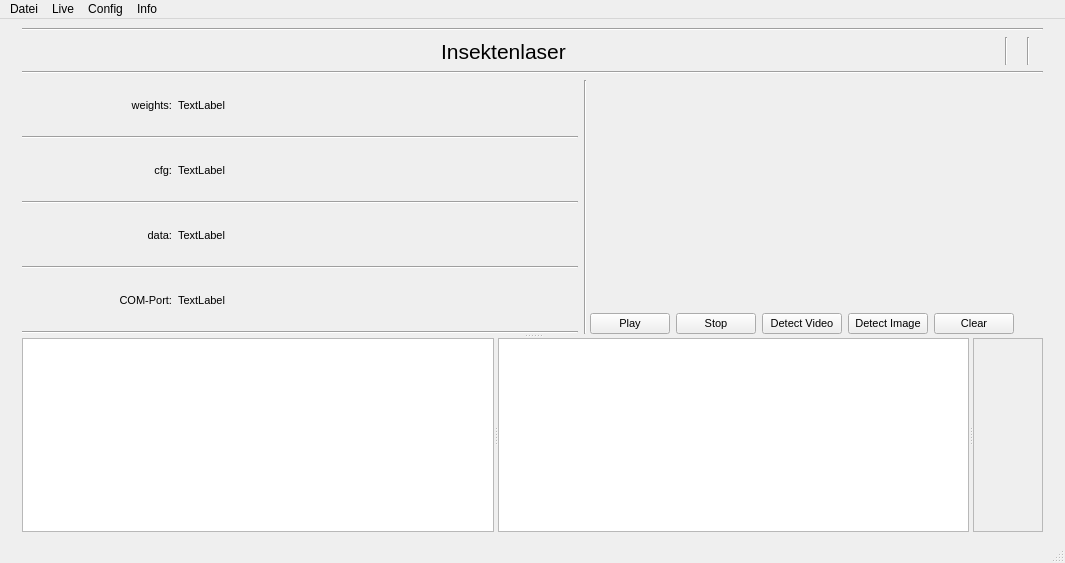
This is verteiltes_yolov3/guiNew.ui in farbton/verteiltes_yolov3 as Qt 5 draws it before an edit. The edited form follows.
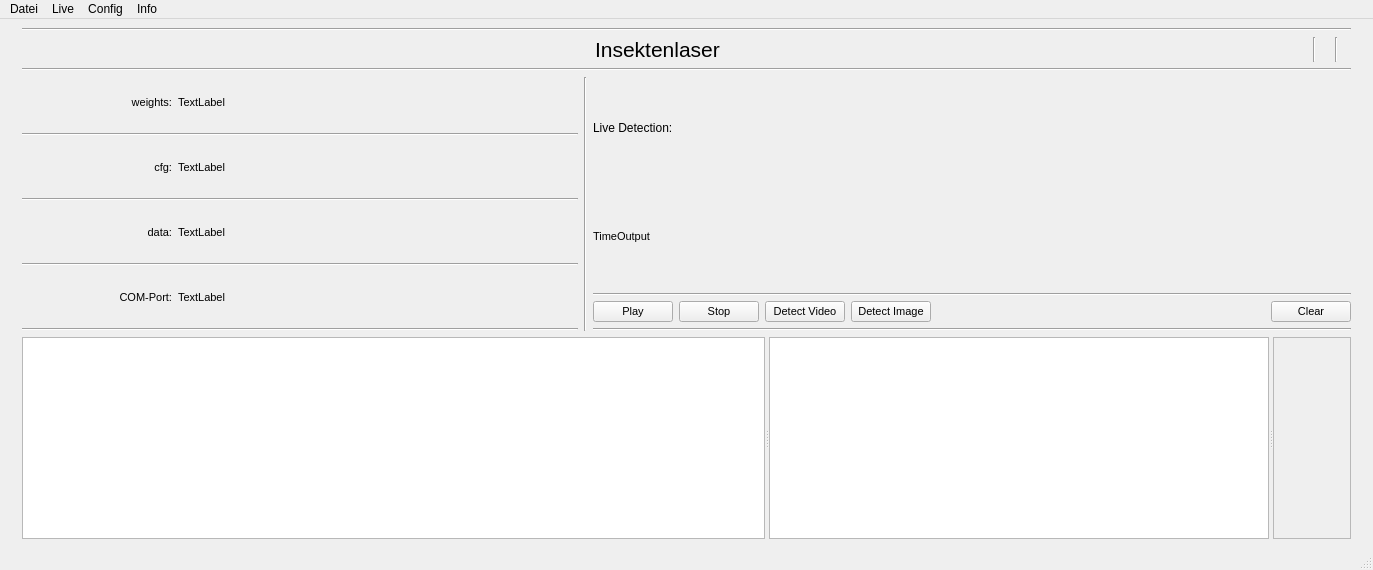
This is the edited form. Icons and pictures are not drawn.

Commit message: Neues Label TimeOutput

Diff of the .ui file:
```diff
--- a/verteiltes_yolov3/guiNew.ui
+++ b/verteiltes_yolov3/guiNew.ui
@@ -6,8 +6,8 @@
    <rect>
     <x>0</x>
     <y>0</y>
-    <width>1065</width>
-    <height>563</height>
+    <width>1373</width>
+    <height>570</height>
    </rect>
   </property>
   <property name="windowTitle">
@@ -27,9 +27,9 @@
    <enum>Qt::ToolButtonIconOnly</enum>
   </property>
   <widget class="QWidget" name="centralwidget">
-   <layout class="QGridLayout" name="gridLayout_4">
+   <layout class="QGridLayout" name="gridLayout_8">
     <item row="0" column="0">
-     <layout class="QHBoxLayout" name="horizontalLayout_6">
+     <layout class="QHBoxLayout" name="horizontalLayout_8">
       <item>
        <spacer name="horizontalSpacer_2">
         <property name="orientation">
@@ -47,12 +47,9 @@
        </spacer>
       </item>
       <item>
-       <widget class="QSplitter" name="splitter_2">
-        <property name="orientation">
-         <enum>Qt::Vertical</enum>
-        </property>
-        <widget class="QWidget" name="">
-         <layout class="QGridLayout" name="gridLayout_3">
+       <layout class="QGridLayout" name="gridLayout_7">
+        <item row="0" column="0">
+         <layout class="QGridLayout" name="gridLayout_6">
           <item row="0" column="0">
            <layout class="QVBoxLayout" name="verticalLayout">
             <item>
@@ -226,10 +223,10 @@
            </layout>
           </item>
           <item row="1" column="0">
-           <layout class="QGridLayout" name="gridLayout_2">
+           <layout class="QGridLayout" name="gridLayout_5">
             <item row="0" column="0" rowspan="2">
-             <layout class="QVBoxLayout" name="verticalLayout_2">
-              <item>
+             <layout class="QGridLayout" name="gridLayout_2">
+              <item row="0" column="0">
                <layout class="QHBoxLayout" name="horizontalLayout">
                 <item>
                  <widget class="QLabel" name="labelWeightsName">
@@ -303,14 +300,14 @@
                 </item>
                </layout>
               </item>
-              <item>
+              <item row="1" column="0">
                <widget class="Line" name="line_3">
                 <property name="orientation">
                  <enum>Qt::Horizontal</enum>
                 </property>
                </widget>
               </item>
-              <item>
+              <item row="2" column="0">
                <layout class="QHBoxLayout" name="horizontalLayout_2">
                 <item>
                  <widget class="QLabel" name="labelCfgName">
@@ -365,14 +362,14 @@
                 </item>
                </layout>
               </item>
-              <item>
+              <item row="3" column="0">
                <widget class="Line" name="line_2">
                 <property name="orientation">
                  <enum>Qt::Horizontal</enum>
                 </property>
                </widget>
               </item>
-              <item>
+              <item row="4" column="0">
                <layout class="QHBoxLayout" name="horizontalLayout_3">
                 <item>
                  <widget class="QLabel" name="labelDataName">
@@ -427,14 +424,14 @@
                 </item>
                </layout>
               </item>
-              <item>
+              <item row="5" column="0">
                <widget class="Line" name="line_5">
                 <property name="orientation">
                  <enum>Qt::Horizontal</enum>
                 </property>
                </widget>
               </item>
-              <item>
+              <item row="6" column="0">
                <layout class="QHBoxLayout" name="horizontalLayout_7">
                 <item>
                  <widget class="QLabel" name="labelComportName">
@@ -489,7 +486,7 @@
                 </item>
                </layout>
               </item>
-              <item>
+              <item row="7" column="0">
                <widget class="Line" name="line_9">
                 <property name="orientation">
                  <enum>Qt::Horizontal</enum>
@@ -498,14 +495,50 @@
               </item>
              </layout>
             </item>
-            <item row="0" column="1" rowspan="2" colspan="2">
+            <item row="0" column="1" rowspan="2">
              <widget class="Line" name="line_4">
               <property name="orientation">
                <enum>Qt::Vertical</enum>
               </property>
              </widget>
             </item>
-            <item row="0" column="3">
+            <item row="0" column="2">
+             <layout class="QHBoxLayout" name="horizontalLayout_6">
+              <item>
+               <layout class="QGridLayout" name="gridLayout_3">
+                <item row="0" column="0">
+                 <widget class="QLabel" name="label_2">
+                  <property name="font">
+                   <font>
+                    <pointsize>9</pointsize>
+                   </font>
+                  </property>
+                  <property name="text">
+                   <string>Live Detection:</string>
+                  </property>
+                 </widget>
+                </item>
+                <item row="1" column="0">
+                 <widget class="QLabel" name="labelTimeOutput">
+                  <property name="minimumSize">
+                   <size>
+                    <width>200</width>
+                    <height>0</height>
+                   </size>
+                  </property>
+                  <property name="font">
+                   <font>
+                    <pointsize>8</pointsize>
+                   </font>
+                  </property>
+                  <property name="text">
+                   <string>TimeOutput</string>
+                  </property>
+                 </widget>
+                </item>
+               </layout>
+              </item>
+              <item>
              <spacer name="horizontalSpacer_6">
               <property name="orientation">
                <enum>Qt::Horizontal</enum>
@@ -518,7 +551,24 @@
               </property>
              </spacer>
             </item>
-            <item row="1" column="2" colspan="2">
+             </layout>
+            </item>
+            <item row="1" column="2">
+             <layout class="QGridLayout" name="gridLayout_4">
+              <item row="0" column="0">
+               <widget class="Line" name="lineOverButtons">
+                <property name="maximumSize">
+                 <size>
+                  <width>16777215</width>
+                  <height>2</height>
+                 </size>
+                </property>
+                <property name="orientation">
+                 <enum>Qt::Horizontal</enum>
+                </property>
+               </widget>
+              </item>
+              <item row="1" column="0">
              <layout class="QHBoxLayout" name="horizontalLayout_4">
               <item>
                <widget class="QPushButton" name="pushButton_play">
@@ -574,21 +624,6 @@
                 </property>
                </widget>
               </item>
-              <item>
-               <widget class="QPushButton" name="pushButton_clear">
-                <property name="enabled">
-                 <bool>true</bool>
-                </property>
-                <property name="font">
-                 <font>
-                  <pointsize>8</pointsize>
-                 </font>
-                </property>
-                <property name="text">
-                 <string>Clear</string>
-                </property>
-               </widget>
-              </item>
               <item>
                <spacer name="horizontalSpacer_3">
                 <property name="orientation">
@@ -605,13 +640,44 @@
                 </property>
                </spacer>
               </item>
-             </layout>
-            </item>
+                <item>
+                 <widget class="QPushButton" name="pushButton_clear">
+                  <property name="enabled">
+                   <bool>true</bool>
+                  </property>
+                  <property name="font">
+                   <font>
+                    <pointsize>8</pointsize>
+                   </font>
+                  </property>
+                  <property name="text">
+                   <string>Clear</string>
+                  </property>
+                 </widget>
+                </item>
+               </layout>
+              </item>
+              <item row="2" column="0">
+               <widget class="Line" name="lineUnderButtons">
+                <property name="orientation">
+                 <enum>Qt::Horizontal</enum>
+                </property>
+               </widget>
+              </item>
            </layout>
           </item>
          </layout>
-        </widget>
+          </item>
+         </layout>
+        </item>
+        <item row="1" column="0">
         <widget class="QSplitter" name="splitter">
+          <property name="sizePolicy">
+           <sizepolicy hsizetype="Expanding" vsizetype="Expanding">
+            <horstretch>0</horstretch>
+            <verstretch>0</verstretch>
+           </sizepolicy>
+          </property>
          <property name="orientation">
           <enum>Qt::Horizontal</enum>
          </property>
@@ -646,7 +712,7 @@
              <x>0</x>
              <y>0</y>
              <width>57</width>
-             <height>136</height>
+              <height>140</height>
             </rect>
            </property>
            <layout class="QGridLayout" name="gridLayout">
@@ -670,7 +736,8 @@
           </widget>
          </widget>
         </widget>
-       </widget>
+        </item>
+       </layout>
       </item>
       <item>
        <spacer name="horizontalSpacer_5">
@@ -697,7 +764,7 @@
     <rect>
      <x>0</x>
      <y>0</y>
-     <width>1065</width>
+     <width>1373</width>
      <height>20</height>
     </rect>
    </property>
```
Lines whose indentation alone changed are shown as unchanged. The commit also changes 6 other files.
